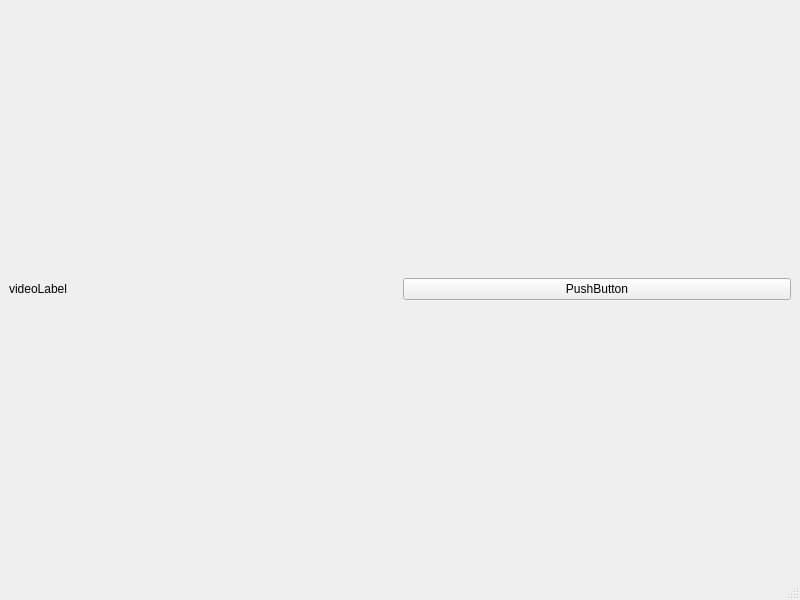
First picture: the form in runey_bot_mk1/mainwindow.ui, repository Harmonised7/qt-projects, before the edit.
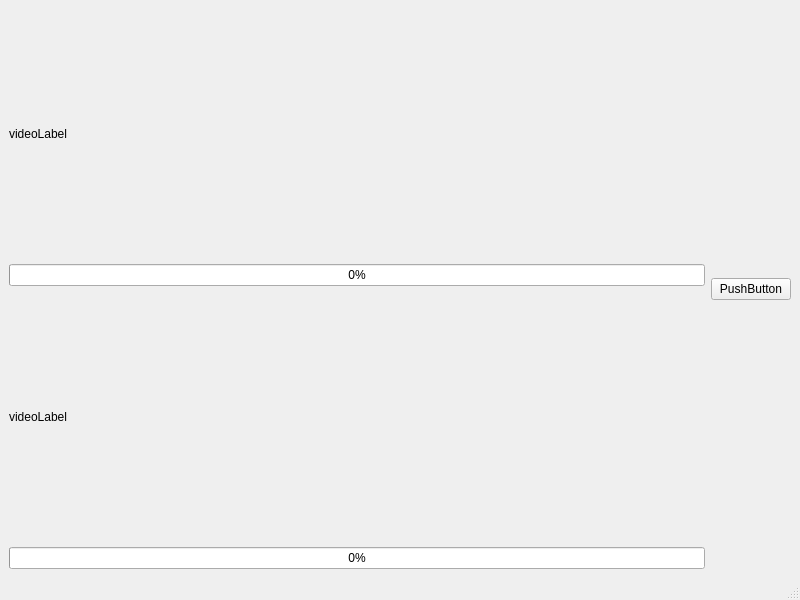
Second picture: the form after the edit.

Diff of the .ui file:
```diff
--- a/runey_bot_mk1/mainwindow.ui
+++ b/runey_bot_mk1/mainwindow.ui
@@ -16,7 +16,15 @@
   <widget class="QWidget" name="centralwidget">
    <layout class="QHBoxLayout" name="horizontalLayout">
     <item>
+     <layout class="QVBoxLayout" name="verticalLayout">
+      <item>
      <widget class="QLabel" name="videoLabel">
+        <property name="maximumSize">
+         <size>
+          <width>400</width>
+          <height>400</height>
+         </size>
+        </property>
       <property name="text">
        <string>videoLabel</string>
       </property>
@@ -24,6 +32,44 @@
        <bool>false</bool>
       </property>
      </widget>
+      </item>
+      <item>
+       <widget class="QProgressBar" name="progressBar">
+        <property name="maximum">
+         <number>28</number>
+        </property>
+        <property name="value">
+         <number>0</number>
+        </property>
+       </widget>
+      </item>
+      <item>
+       <widget class="QLabel" name="videoLabel_2">
+        <property name="maximumSize">
+         <size>
+          <width>400</width>
+          <height>400</height>
+         </size>
+        </property>
+        <property name="text">
+         <string>videoLabel</string>
+        </property>
+        <property name="scaledContents">
+         <bool>false</bool>
+        </property>
+       </widget>
+      </item>
+      <item>
+       <widget class="QProgressBar" name="progressBar_2">
+        <property name="maximum">
+         <number>28</number>
+        </property>
+        <property name="value">
+         <number>0</number>
+        </property>
+       </widget>
+      </item>
+     </layout>
     </item>
     <item>
      <layout class="QVBoxLayout" name="verticalLayout_4">
```
Left out of the diff: 6 changed lines with no effect on the pictures. Lines whose indentation alone changed are shown as unchanged.
